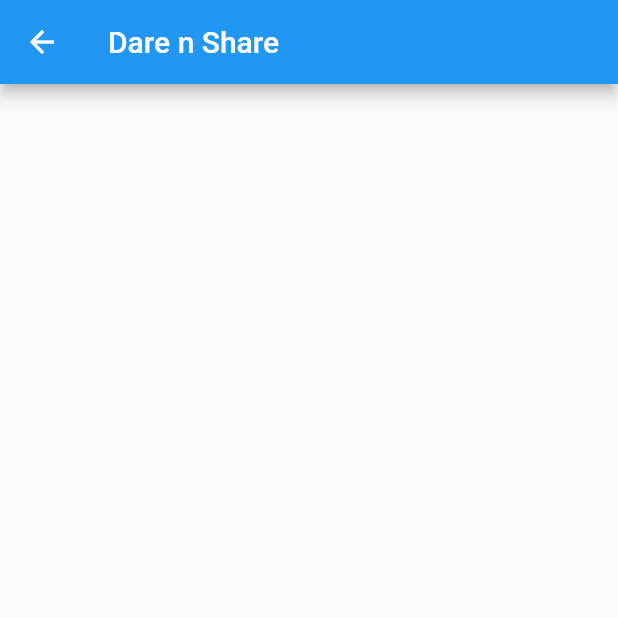
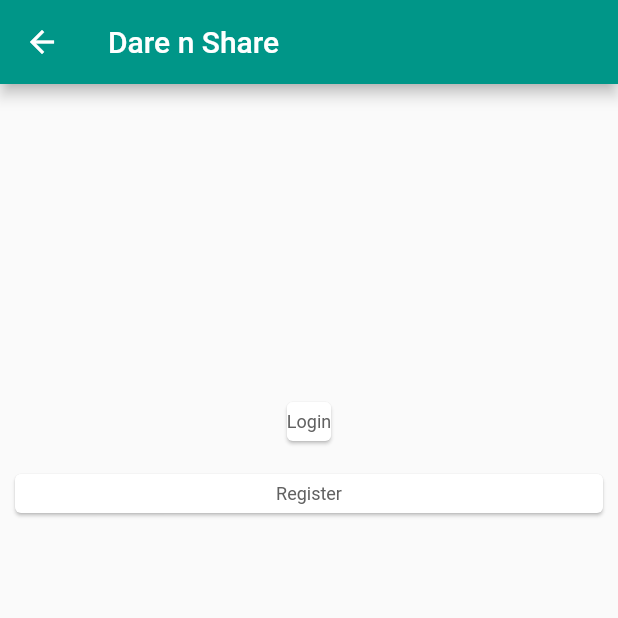
Before and after one commit to Timrin/dare_n_share_app, a Flutter app: the Authenticate screen opened directly, on a phone screen of 412 x 824 dp, the top half of it. Run offline on Flutter 3.47's test engine with Material 2 defaults, Android fonts, the phone set to English and light mode, and no system bars.

Commit message:
New for frontend

```diff
--- a/lib/main.dart
+++ b/lib/main.dart
@@ -1,4 +1,6 @@
 import 'package:dare_n_share_app/screens/authenticate.dart';
+import 'package:dare_n_share_app/screens/selectedare.dart';
+import 'package:dare_n_share_app/screens/setupdare.dart';
 import 'package:dare_n_share_app/services/dareService.dart';
 import 'package:flutter/material.dart';
 import 'package:dare_n_share_app/screens/home.dart';
@@ -17,7 +19,8 @@ class MyApp extends StatelessWidget {
         theme: ThemeData(
           primarySwatch: Colors.blue,
         ),
-        home: Home(),
+        home:
+        SetUpDare(),
       ), value: dareService,
     );
   }
--- a/lib/screens/authenticate.dart
+++ b/lib/screens/authenticate.dart
@@ -1,19 +1,50 @@
 import 'package:flutter/material.dart';
+/**
+ * @authors Timothy Timrin & Karolina Hammar
+ */
 
 ///
 ///This class is the screen widget for login and registration
 ///
-class Authenticate extends StatelessWidget{
+class Authenticate extends StatelessWidget {
   @override
   Widget build(BuildContext context) {
     return Scaffold(
       appBar: AppBar(
         title: Text("Dare n Share"),
+        backgroundColor: Colors.teal,
       ),
       body: Column(
-        children: <Widget>[
+        children: <Widget>[SizedBox(height: 200,), loginWidget(), registerWidget()
         ],
       ),
     );
   }
+
+  Widget loginWidget() {
+    return Card(
+      margin: EdgeInsets.all(12.0),
+      child: InkWell(
+        child: Padding(padding: const EdgeInsets.fromLTRB(0, 6, 0, 6),
+          child: Text('Login',
+            style: TextStyle(fontSize: 12,
+                color: Colors.grey[700]),),
+        ),
+      ),
+    );
+  }
+
+  Widget registerWidget() {
+    return Card(
+      margin: EdgeInsets.all(10.0),
+      child: InkWell(
+        child: Padding(padding: const EdgeInsets.fromLTRB(0, 6, 0, 6),
+          child: Center(
+            child: Text('Register', style: TextStyle(fontSize: 12,
+                color: Colors.grey[700]),),
+          ),
+        ),
+      ),
+    );
+  }
 }
```
Also changed, not shown: lib/screens/selectedare.dart (added, +30 -0 lines), lib/screens/setupdare.dart (added, +123 -0 lines), 9 other files.
